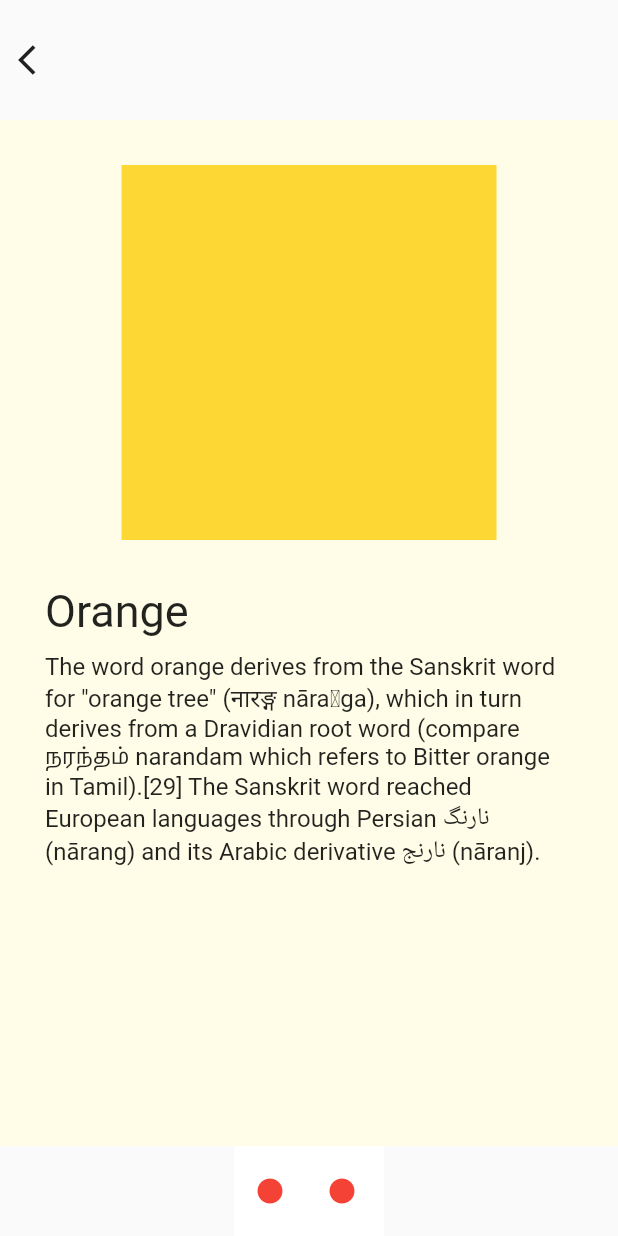
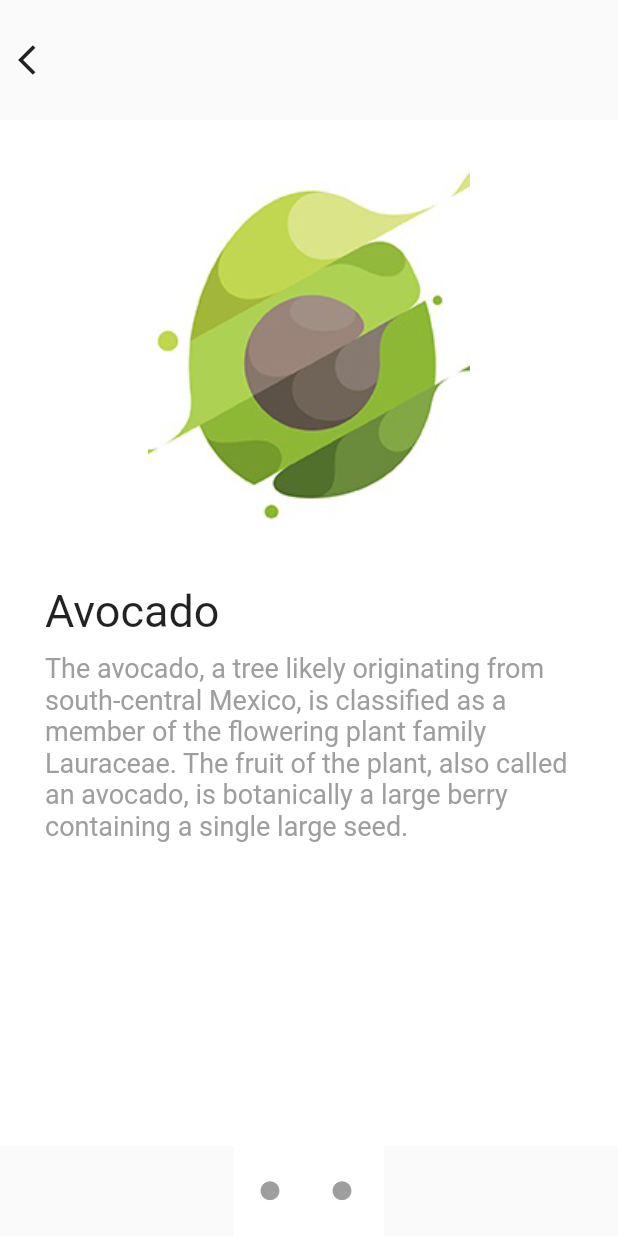
Before and after one commit to codingbbq/flutter_fruit_slider, a Flutter app: the FruitsPage screen opened by its route, after a tap on the "brightness 1" icon, on a phone screen of 412 x 824 dp. Run offline on Flutter 3.47's test engine with Material 2 defaults, Android fonts, the phone set to English and light mode, and no system bars.

Commit message:
Adding a new page and making small UI changes

```diff
--- /dev/null
+++ b/lib/pages/fruits/avocado_card.dart
@@ -0,0 +1,38 @@
+import 'package:flutter/material.dart';
+
+class AvocadoCard extends StatelessWidget {
+  @override
+  Widget build(BuildContext context) {
+    return Column(
+      crossAxisAlignment: CrossAxisAlignment.start,
+      children: <Widget>[
+        Center(
+          child: Container(
+            width: 250,
+            height: 250,
+            child: Image.asset(
+              "assets/images/avocado.png",
+              fit: BoxFit.contain,
+            ),
+          ),
+        ),
+        SizedBox(
+          height: 30.0,
+        ),
+        Text(
+          "Avocado",
+          style: TextStyle(fontSize: 30.0),
+        ),
+        SizedBox(
+          height: 10.0,
+        ),
+        Text(
+            "The avocado, a tree likely originating from south-central Mexico, is classified as a member of the flowering plant family Lauraceae. The fruit of the plant, also called an avocado, is botanically a large berry containing a single large seed.",
+            style: TextStyle(
+              fontSize: 18.0,
+              color: Colors.grey,
+            ))
+      ],
+    );
+  }
+}
--- a/lib/pages/fruits/fruits_page.dart
+++ b/lib/pages/fruits/fruits_page.dart
@@ -1,6 +1,6 @@
 import 'package:flutter/material.dart';
 import 'apple_card.dart';
-import 'orange_card.dart';
+import 'avocado_card.dart';
 
 class FruitsPage extends StatelessWidget {
   @override
@@ -45,12 +45,12 @@ class Body extends StatelessWidget {
     return Container(
         width: MediaQuery.of(context).size.width,
         height: MediaQuery.of(context).size.height - 140,
-        color: Colors.yellow[50],
+        color: Colors.white,
         padding: EdgeInsets.symmetric(vertical: 30.0, horizontal: 30.0),
         child: PageView(
           controller: controller,
           scrollDirection: Axis.horizontal,
-          children: <Widget>[AppleCard(), OrangeCard()],
+          children: <Widget>[AppleCard(), AvocadoCard()],
         ));
   }
 }
@@ -68,14 +68,13 @@ class Navigation extends StatelessWidget {
           IconButton(
             icon: Icon(Icons.brightness_1),
             onPressed: () {
-              print(controller.page);
               controller.nextPage(
-                duration: const Duration(milliseconds: 400),
+                duration: const Duration(milliseconds: 600),
                 curve: Curves.easeInOut,
               );
             },
-            iconSize: 20,
-            color: Colors.red,
+            iconSize: 15,
+            color: Colors.grey,
           ),
           IconButton(
             icon: Icon(Icons.brightness_1),
@@ -86,8 +85,8 @@ class Navigation extends StatelessWidget {
                 curve: Curves.easeInOut,
               );
             },
-            iconSize: 20,
-            color: Colors.red,
+            iconSize: 15,
+            color: Colors.grey,
           )
         ],
       ),
--- a/lib/pages/fruits/orange_card.dart
+++ /dev/null
@@ -1,33 +0,0 @@
-import 'package:flutter/material.dart';
-
-class OrangeCard extends StatelessWidget {
-  @override
-  Widget build(BuildContext context) {
-    return Column(
-      crossAxisAlignment: CrossAxisAlignment.start,
-      children: <Widget>[
-        Center(
-          child: Container(
-            width: 250,
-            height: 250,
-            color: Colors.yellow[600],
-          ),
-        ),
-        SizedBox(
-          height: 30.0,
-        ),
-        Text(
-          "Orange",
-          style: TextStyle(fontSize: 30.0),
-        ),
-        SizedBox(
-          height: 10.0,
-        ),
-        Text(
-          "The word orange derives from the Sanskrit word for \"orange tree\" (नारङ्ग nāraṅga), which in turn derives from a Dravidian root word (compare நரந்தம் narandam which refers to Bitter orange in Tamil).[29] The Sanskrit word reached European languages through Persian نارنگ (nārang) and its Arabic derivative نارنج (nāranj).",
-          style: TextStyle(fontSize: 16.0),
-        )
-      ],
-    );
-  }
-}
--- a/pubspec.yaml
+++ b/pubspec.yaml
@@ -46,7 +46,7 @@ flutter:
 
   # To add assets to your application, add an assets section, like this:
   assets:
-    - assets/images/apple.png
+    - assets/images/
 
   # An image asset can refer to one or more resolution-specific "variants", see
   # https://flutter.dev/assets-and-images/#resolution-aware.
```
